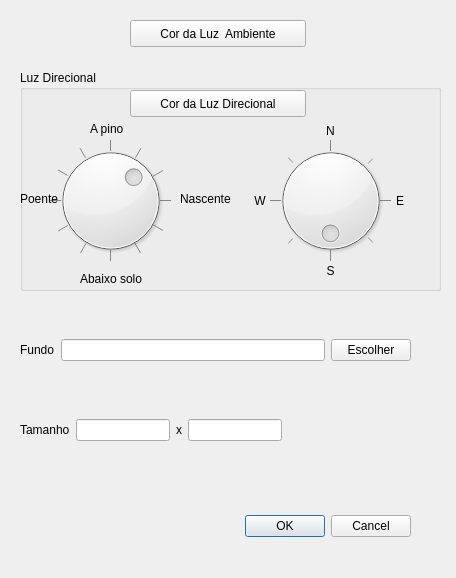
Above: ifg/qt/ui/iluminacao.ui from matferib/tabuleiro-virtual before the change. Below: the same form after it.
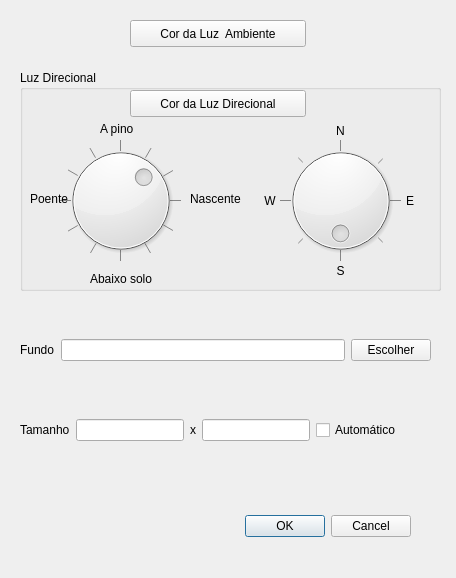
That is the form after the change.

Commit message: tamanho automatico de tabuleiro por textura (8 pixels = 1 quadrado)

Patch:
```diff
--- a/ifg/qt/ui/iluminacao.ui
+++ b/ifg/qt/ui/iluminacao.ui
@@ -34,7 +34,7 @@
     <rect>
      <x>20</x>
      <y>310</y>
-     <width>391</width>
+     <width>411</width>
      <height>80</height>
     </rect>
    </property>
@@ -63,7 +63,7 @@
     <rect>
      <x>20</x>
      <y>390</y>
-     <width>263</width>
+     <width>411</width>
      <height>80</height>
     </rect>
    </property>
@@ -71,7 +71,7 @@
     <item>
      <widget class="QLabel" name="label_11">
       <property name="sizePolicy">
-       <sizepolicy hsizetype="Preferred" vsizetype="Fixed">
+       <sizepolicy hsizetype="Fixed" vsizetype="Fixed">
         <horstretch>0</horstretch>
         <verstretch>0</verstretch>
        </sizepolicy>
@@ -129,6 +129,16 @@
       </property>
      </widget>
     </item>
+    <item>
+     <widget class="QCheckBox" name="checkbox_tamanho_automatico">
+      <property name="toolTip">
+       <string>Se marcado, o tamanho do tabuleiro será computado a partir do tamanho da textura.</string>
+      </property>
+      <property name="text">
+       <string>Automático</string>
+      </property>
+     </widget>
+    </item>
    </layout>
   </widget>
   <widget class="QPushButton" name="botao_cor_ambiente">
@@ -172,7 +182,7 @@
    <widget class="QDial" name="dial_inclinacao">
     <property name="geometry">
      <rect>
-      <x>30</x>
+      <x>40</x>
       <y>70</y>
       <width>121</width>
       <height>121</height>
@@ -215,7 +225,7 @@
    <widget class="QLabel" name="label_3">
     <property name="geometry">
      <rect>
-      <x>290</x>
+      <x>300</x>
       <y>190</y>
       <width>41</width>
       <height>21</height>
@@ -237,7 +247,7 @@
    <widget class="QDial" name="dial_posicao">
     <property name="geometry">
      <rect>
-      <x>250</x>
+      <x>260</x>
       <y>70</y>
       <width>121</width>
       <height>121</height>
@@ -280,7 +290,7 @@
    <widget class="QLabel" name="label_4">
     <property name="geometry">
      <rect>
-      <x>290</x>
+      <x>300</x>
       <y>50</y>
       <width>41</width>
       <height>21</height>
@@ -302,7 +312,7 @@
    <widget class="QLabel" name="label_5">
     <property name="geometry">
      <rect>
-      <x>230</x>
+      <x>240</x>
       <y>110</y>
       <width>20</width>
       <height>41</height>
@@ -324,7 +334,7 @@
    <widget class="QLabel" name="label_6">
     <property name="geometry">
      <rect>
-      <x>370</x>
+      <x>380</x>
       <y>110</y>
       <width>20</width>
       <height>41</height>
@@ -346,7 +356,7 @@
    <widget class="QLabel" name="label_7">
     <property name="geometry">
      <rect>
-      <x>0</x>
+      <x>10</x>
       <y>120</y>
       <width>50</width>
       <height>17</height>
@@ -365,7 +375,7 @@
    <widget class="QLabel" name="label_9">
     <property name="geometry">
      <rect>
-      <x>70</x>
+      <x>80</x>
       <y>50</y>
       <width>43</width>
       <height>17</height>
@@ -384,7 +394,7 @@
    <widget class="QLabel" name="label_8">
     <property name="geometry">
      <rect>
-      <x>60</x>
+      <x>70</x>
       <y>200</y>
       <width>78</width>
       <height>17</height>
@@ -403,7 +413,7 @@
    <widget class="QLabel" name="label_2">
     <property name="geometry">
      <rect>
-      <x>160</x>
+      <x>170</x>
       <y>120</y>
       <width>64</width>
       <height>17</height>
@@ -419,18 +429,6 @@
      <string>Nascente</string>
     </property>
    </widget>
-   <zorder>botao_cor_direcional</zorder>
-   <zorder>dial_inclinacao</zorder>
-   <zorder>dial_posicao</zorder>
-   <zorder>label_3</zorder>
-   <zorder>dial_posicao</zorder>
-   <zorder>label_4</zorder>
-   <zorder>label_5</zorder>
-   <zorder>label_6</zorder>
-   <zorder>label_7</zorder>
-   <zorder>label_9</zorder>
-   <zorder>label_8</zorder>
-   <zorder>label_2</zorder>
   </widget>
  </widget>
  <resources/>
```
The commit also changes 3 other files.
